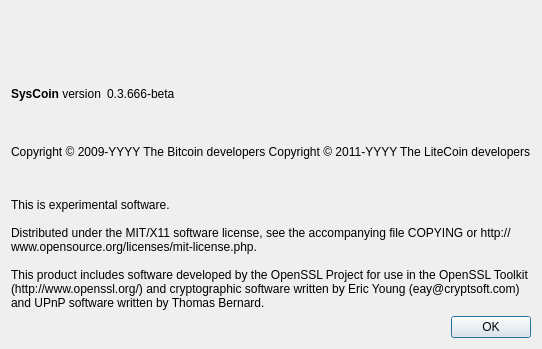
syscoin/syscoin1, file src/qt/forms/aboutdialog.ui: the form before one commit.
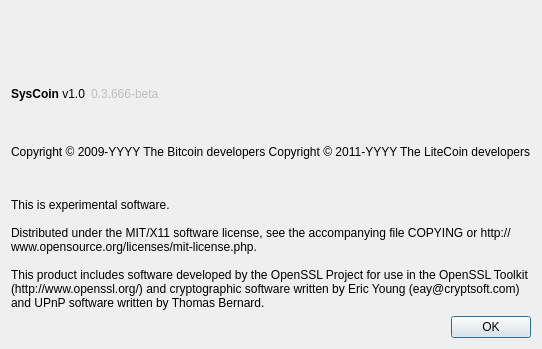
The form after the commit. Icons and pictures are not drawn.

Commit message:
Added ver number
1.0

Patch:
```diff
--- a/src/qt/forms/aboutdialog.ui
+++ b/src/qt/forms/aboutdialog.ui
@@ -37,7 +37,7 @@
           <cursorShape>IBeamCursor</cursorShape>
          </property>
          <property name="text">
-          <string>&lt;b&gt;SysCoin&lt;/b&gt; version</string>
+          <string>&lt;b&gt;SysCoin&lt;/b&gt; v1.0</string>
          </property>
          <property name="textInteractionFlags">
           <set>Qt::LinksAccessibleByMouse|Qt::TextSelectableByKeyboard|Qt::TextSelectableByMouse</set>
@@ -46,6 +46,9 @@
        </item>
        <item>
         <widget class="QLabel" name="versionLabel">
+         <property name="enabled">
+          <bool>false</bool>
+         </property>
          <property name="cursor">
           <cursorShape>IBeamCursor</cursorShape>
          </property>
```
